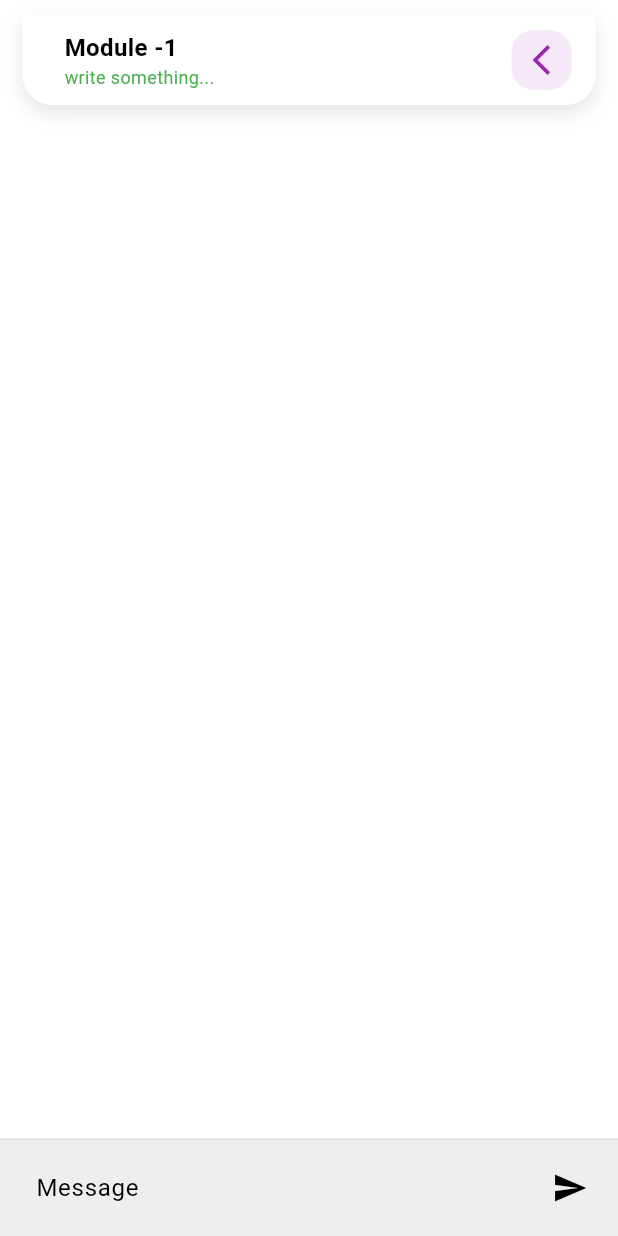
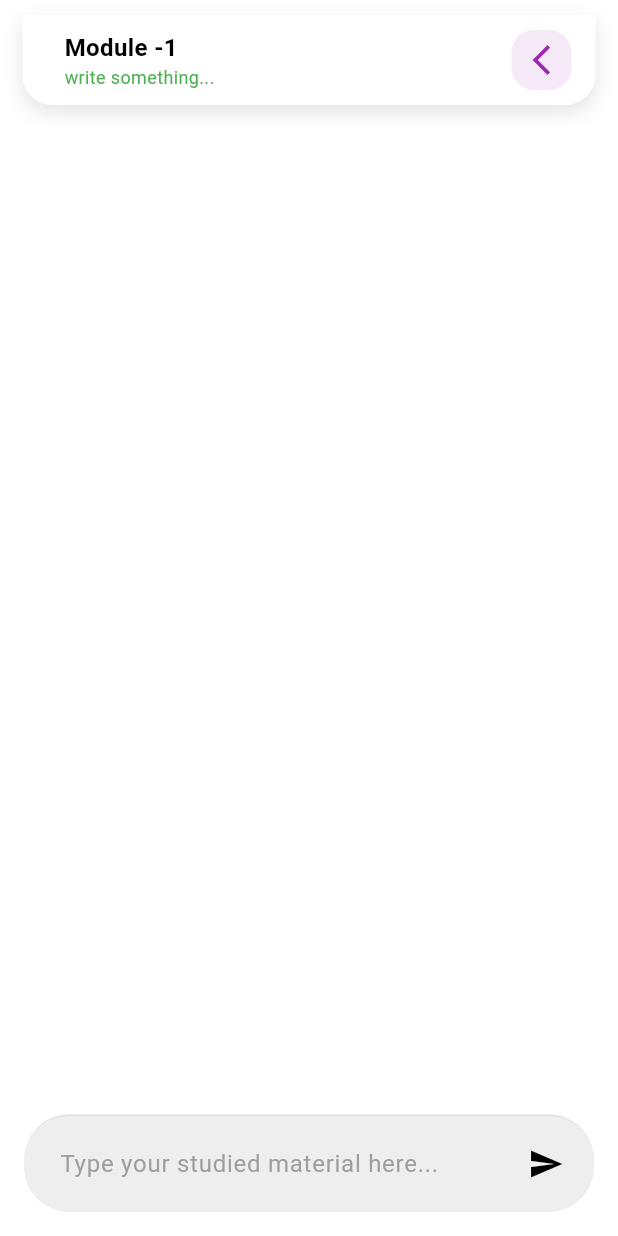
Before and after one commit to abhijithms1213/ReviewRush, a Flutter app: the ChatScreen screen opened directly, on a phone screen of 412 x 824 dp. Run offline on Flutter 3.47's test engine with Material 3 defaults, Android fonts, the phone set to English and light mode, and no system bars; our stand-ins replace google_fonts.

Commit message:
decorated chat textfield

```diff
--- a/reviewrush/lib/features/chat_ui/presentation/screens/chat_ui_screen.dart
+++ b/reviewrush/lib/features/chat_ui/presentation/screens/chat_ui_screen.dart
@@ -78,21 +78,25 @@ class _ChatScreenState extends State<ChatScreen> {
             ),
           ),
           // Bottom field for writing text with only a send button
-          Container(
+          Padding(
+            padding: const EdgeInsets.all(16),
+            child: Container(
               decoration: BoxDecoration(
                   color: Colors.grey[200],
                   border: Border(
                     top: BorderSide(color: Colors.grey[300]!),
                   ),
-            ),
-            padding: const EdgeInsets.symmetric(horizontal: 8.0, vertical: 8.0),
+                  borderRadius: BorderRadius.circular(30)),
+              padding:
+                  const EdgeInsets.symmetric(horizontal: 8.0, vertical: 8.0),
               child: Row(
                 children: [
                   Expanded(
                     child: TextField(
                       controller: _textController,
                       decoration: const InputDecoration(
-                      hintText: 'Message',
+                        hintStyle: TextStyle(color: Colors.grey),
+                        hintText: 'Type your studied material here...',
                         border: InputBorder.none,
                         contentPadding: EdgeInsets.symmetric(horizontal: 16.0),
                       ),
@@ -105,6 +109,7 @@ class _ChatScreenState extends State<ChatScreen> {
                 ],
               ),
             ),
+          ),
         ],
       ),
     );
```
Lines whose indentation alone changed are shown as unchanged.
